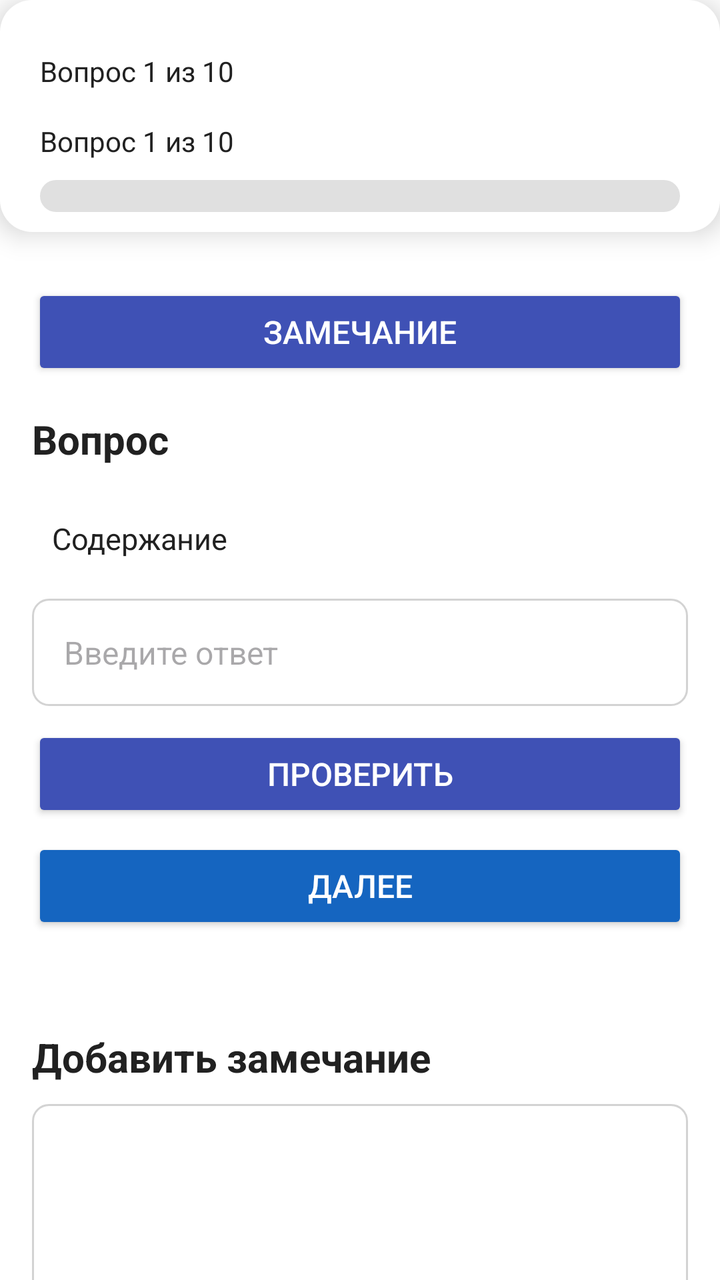
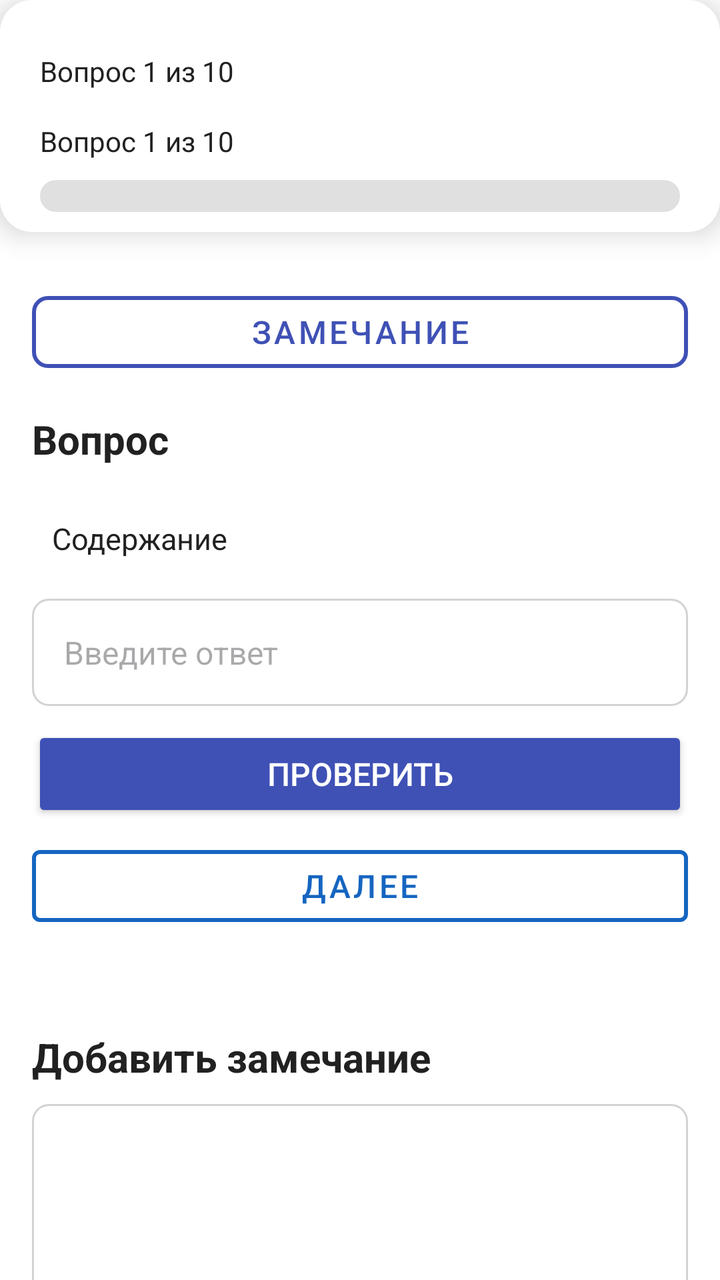

The first picture is an Android layout as it rendered before a commit; the second is the same layout after the commit. The layout source and the unified diff follow.
<!-- AndroidManifest.xml: application theme Theme.Studycard -->
<!-- res/layout/activity_test.xml -->
<androidx.constraintlayout.widget.ConstraintLayout
    xmlns:android="http://schemas.android.com/apk/res/android"
    xmlns:app="http://schemas.android.com/apk/res-auto"
    xmlns:tools="http://schemas.android.com/tools"
    android:id="@+id/main"
    android:layout_width="match_parent"
    android:layout_height="match_parent"
    android:background="@color/white"
    tools:context=".Test">

    <androidx.core.widget.NestedScrollView
        android:layout_width="0dp"
        android:layout_height="0dp"
        app:layout_constraintTop_toTopOf="parent"
        app:layout_constraintBottom_toBottomOf="parent"
        app:layout_constraintStart_toStartOf="parent"
        app:layout_constraintEnd_toEndOf="parent">

        <LinearLayout
            android:layout_width="match_parent"
            android:layout_height="wrap_content"
            android:orientation="vertical">

            <LinearLayout
                android:id="@+id/head"
                android:layout_width="match_parent"
                android:layout_height="wrap_content"
                android:orientation="vertical"
                android:background="@drawable/bg_card"
                android:elevation="8dp"
                android:padding="10dp">

                <TextView
                    android:id="@+id/count"
                    android:layout_width="wrap_content"
                    android:layout_height="wrap_content"
                    android:layout_marginTop="16dp"
                    android:layout_marginLeft="10dp"
                    android:text="Вопрос 1 из 10"
                    android:textColor="@color/black"
                    android:textSize="14sp" />

                <TextView
                    android:id="@+id/degree"
                    android:layout_width="wrap_content"
                    android:layout_height="wrap_content"
                    android:layout_marginTop="16dp"
                    android:layout_marginLeft="10dp"
                    android:text="Вопрос 1 из 10"
                    android:textColor="@color/black"
                    android:textSize="14sp" />

                <ProgressBar
                    android:id="@+id/degreeBar"
                    android:layout_marginTop="10dp"
                    style="?android:attr/progressBarStyleHorizontal"
                    android:layout_marginLeft="10dp"
                    android:layout_marginRight="10dp"
                    android:layout_width="match_parent"
                    android:layout_height="wrap_content"
                    android:progressDrawable="@drawable/progress_drawable" />
            </LinearLayout>

            <LinearLayout
                android:id="@+id/editLayout"
                android:layout_width="match_parent"
                android:layout_height="wrap_content"
                android:orientation="vertical"
                android:layout_margin="16dp">

                <Button
                    android:id="@+id/openReview"
                    android:layout_width="match_parent"
                    android:layout_height="wrap_content"
                    android:onClick="openReview"
                    android:layout_marginTop="10dp"
                    android:text="Замечание"
                    android:backgroundTint="@color/blue"
                    android:textColor="@color/white"
                    android:textSize="16sp" />

                <TextView
                    android:id="@+id/name"
                    android:layout_width="match_parent"
                    android:layout_height="wrap_content"
                    android:layout_marginTop="16dp"
                    android:text="Вопрос"
                    android:textColor="@color/black"
                    android:textSize="20sp"
                    android:textStyle="bold" />

                <TextView
                    android:id="@+id/content"
                    android:layout_width="match_parent"
                    android:layout_height="wrap_content"
                    android:scrollbars="vertical"
                    android:layout_marginTop="16dp"
                    android:padding="10dp"
                    android:text="Содержание"
                    android:textColor="@color/black"
                    android:textSize="15sp" />

                <EditText
                    android:id="@+id/write"
                    android:layout_width="match_parent"
                    android:layout_height="wrap_content"
                    android:layout_marginTop="10dp"
                    android:autofillHints="Введите ответ"
                    android:hint="Введите ответ"
                    android:padding="16dp"
                    android:background="@drawable/edittext_background"
                    android:textSize="16sp"
                    android:inputType="text" />

                <Button
                    android:id="@+id/check"
                    android:layout_width="match_parent"
                    android:layout_height="wrap_content"
                    android:onClick="check"
                    android:layout_marginTop="10dp"
                    android:text="Проверить"
                    android:backgroundTint="@color/blue"
                    android:textColor="@color/white"
                    android:textSize="16sp" />

                <Button
                    android:id="@+id/next"
                    android:layout_width="match_parent"
                    android:layout_height="wrap_content"
                    android:layout_marginTop="8dp"
                    android:onClick="next"
                    android:text="Далее"
                    android:backgroundTint="@color/blue_dark"
                    android:textColor="@color/white"
                    android:textSize="16sp" />
            </LinearLayout>

            <androidx.recyclerview.widget.RecyclerView
                android:id="@+id/recyclerView"
                android:layout_width="match_parent"
                android:layout_height="wrap_content"
                android:scrollbars="vertical"
                android:nestedScrollingEnabled="false"
                tools:listitem="@layout/variant" />

            <LinearLayout
                android:id="@+id/editReview"
                android:layout_width="match_parent"
                android:layout_height="wrap_content"
                android:orientation="vertical"
                android:layout_margin="16dp">

                <TextView
                    android:id="@+id/Review"
                    android:layout_width="match_parent"
                    android:layout_height="wrap_content"
                    android:layout_marginTop="16dp"
                    android:text="Добавить замечание"
                    android:textColor="@color/black"
                    android:textSize="20sp"
                    android:textStyle="bold" />

                <EditText
                    android:id="@+id/writeReview"
                    android:layout_width="match_parent"
                    android:layout_height="200dp"
                    android:layout_marginTop="10dp"
                    android:autofillHints="Введите ответ"
                    android:hint="Введите ответ"
                    android:padding="16dp"
                    android:background="@drawable/edittext_background"
                    android:textSize="16sp"
                    android:inputType="text" />

                <Button
                    android:id="@+id/addReview"
                    android:layout_width="match_parent"
                    android:layout_height="wrap_content"
                    android:onClick="sendReview"
                    android:layout_marginTop="10dp"
                    android:text="Отправить"
                    android:backgroundTint="@color/blue"
                    android:textColor="@color/white"
                    android:textSize="16sp" />
            </LinearLayout>
        </LinearLayout>
    </androidx.core.widget.NestedScrollView>
</androidx.constraintlayout.widget.ConstraintLayout>
<!-- res/layout/variant.xml (included above) -->
<?xml version="1.0" encoding="utf-8"?>
<androidx.constraintlayout.widget.ConstraintLayout
    xmlns:android="http://schemas.android.com/apk/res/android"
    xmlns:app="http://schemas.android.com/apk/res-auto"
    android:layout_width="match_parent"
    android:layout_height="wrap_content"
    android:background="@drawable/rounded_item"
    android:padding="12dp"
    android:elevation="8dp"
    android:layout_margin="10dp"
    android:layout_marginBottom="8dp">

    
    <TextView
        android:id="@+id/content"
        android:layout_width="0dp"
        android:layout_height="wrap_content"
        android:text="Вариант ответа"
        android:textSize="16sp"
        android:textColor="@color/black"
        android:padding="8dp"
        android:gravity="center"
        app:layout_constraintStart_toStartOf="parent"
        app:layout_constraintEnd_toEndOf="parent"
        app:layout_constraintTop_toTopOf="parent"
        app:layout_constraintBottom_toBottomOf="parent" />

</androidx.constraintlayout.widget.ConstraintLayout>
<!-- resources referenced by this layout -->
<resources>
  <color name="black">#212121</color>
  <color name="blue">#3F51B5</color>
  <color name="blue_dark">#1565C0</color>
  <color name="white">#FFFFFF</color>
  <!-- drawable bg_card (drawable) -->
  <shape xmlns:android="http://schemas.android.com/apk/res/android">
      <solid android:color="@color/card_background" />
      <corners android:radius="16dp" />
      <shadow android:color="@color/shadow_color" />
  </shape>
  <!-- drawable edittext_background (drawable) -->
  <shape xmlns:android="http://schemas.android.com/apk/res/android">
      <solid android:color="@android:color/white" />
      <stroke android:width="1dp" android:color="@color/gray_light" />
      <corners android:radius="8dp" />
  </shape>
  <!-- drawable progress_drawable (drawable) -->
  <layer-list xmlns:android="http://schemas.android.com/apk/res/android">
      <item android:id="@android:id/background">
          <shape android:shape="rectangle">
              <solid android:color="#E0E0E0" /> 
              <corners android:radius="8dp" />
          </shape>
      </item>
      <item android:id="@android:id/progress">
          <clip>
              <shape android:shape="rectangle">
                  <solid android:color="#FF0000" /> 
                  <corners android:radius="8dp" />
              </shape>
          </clip>
      </item>
  </layer-list>
  <!-- drawable rounded_item (drawable) -->
  <shape xmlns:android="http://schemas.android.com/apk/res/android">
      <solid android:color="@android:color/white" />
      <corners android:radius="12dp" />
  </shape>
  <style name="Theme.Studycard" parent="Base.Theme.Studycard" />
  <color name="card_background">#FFFFFF</color>
  <color name="shadow_color">#40000000</color>
  <color name="gray_light">#D3D3D3</color>
  <style name="Base.Theme.Studycard" parent="Theme.Material3.DayNight.NoActionBar">
          
          
      </style>
</resources>

<!-- the commit's change to res/layout/activity_test.xml (unified diff, before → after) -->
@@ -68,16 +68,21 @@
                 android:orientation="vertical"
                 android:layout_margin="16dp">
 
-                <Button
+                <com.google.android.material.button.MaterialButton
                     android:id="@+id/openReview"
-                    android:layout_width="match_parent"
-                    android:layout_height="wrap_content"
+                    style="@style/Widget.MaterialComponents.Button.OutlinedButton"
+                    android:layout_width="match_parent"
+                    android:layout_height="wrap_content"
+                    android:layout_marginTop="10dp"
                     android:onClick="openReview"
-                    android:layout_marginTop="10dp"
                     android:text="Замечание"
-                    android:backgroundTint="@color/blue"
-                    android:textColor="@color/white"
-                    android:textSize="16sp" />
+                    android:textSize="16sp"
+
+                    android:textColor="@color/blue"
+                    app:backgroundTint="@color/white"
+                    app:strokeColor="@color/blue"
+                    app:strokeWidth="2dp"
+                    app:cornerRadius="8dp" />
 
                 <TextView
                     android:id="@+id/name"
@@ -123,16 +128,22 @@
                     android:textColor="@color/white"
                     android:textSize="16sp" />
 
-                <Button
+                <com.google.android.material.button.MaterialButton
                     android:id="@+id/next"
+                    style="@style/Widget.MaterialComponents.Button.OutlinedButton"
                     android:layout_width="match_parent"
                     android:layout_height="wrap_content"
                     android:layout_marginTop="8dp"
                     android:onClick="next"
                     android:text="Далее"
-                    android:backgroundTint="@color/blue_dark"
-                    android:textColor="@color/white"
-                    android:textSize="16sp" />
+                    android:textSize="16sp"
+
+                    android:textColor="@color/blue_dark"
+                    app:backgroundTint="@color/white"
+                    app:strokeColor="@color/blue_dark"
+                    app:strokeWidth="2dp"
+                    app:cornerRadius="4dp" />
+
             </LinearLayout>
 
             <androidx.recyclerview.widget.RecyclerView
